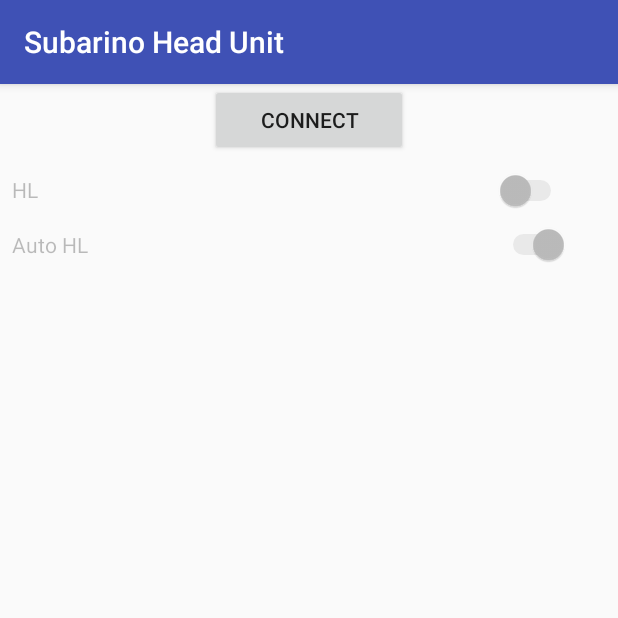
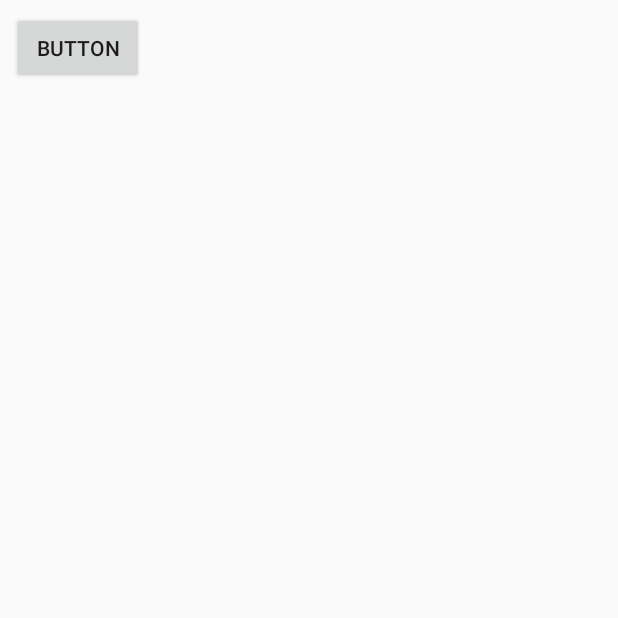
Before and after one commit to estevez-dev/Subarino, an Android app: the screen it shows after launch (MainActivity), on a phone screen of 412 x 824 dp, the top half of it. Run offline under Robolectric (Android 15) with nearby library versions, the phone set to English and light mode, and no system bars; 2 statements that could not run were skipped.

Commit message:
Images added

```diff
--- a/Head-Unit/app/src/main/AndroidManifest.xml
+++ b/Head-Unit/app/src/main/AndroidManifest.xml
@@ -9,9 +9,7 @@
         android:roundIcon="@mipmap/ic_launcher_round"
         android:supportsRtl="true"
         android:theme="@style/AppTheme">
-        <activity android:name=".MainActivity"
-            android:configChanges="orientation"
-            android:screenOrientation="portrait">
+        <activity android:name=".MainActivity">
             <intent-filter>
                 <action android:name="android.intent.action.MAIN" />
 
--- a/Head-Unit/app/src/main/java/com/yehor_vialov/subarinoheadunit/MainActivity.java
+++ b/Head-Unit/app/src/main/java/com/yehor_vialov/subarinoheadunit/MainActivity.java
@@ -7,8 +7,11 @@ import android.content.Intent;
 import android.support.v7.app.AppCompatActivity;
 import android.os.Bundle;
 import android.view.View;
+import android.view.Window;
+import android.view.WindowManager;
 import android.widget.Button;
 import android.widget.CompoundButton;
+import android.widget.ImageButton;
 import android.widget.Switch;
 import android.widget.ToggleButton;
 
@@ -25,13 +28,23 @@ public class MainActivity extends AppCompatActivity {
     BluetoothSocket btSocket = null;
     Switch swHeadlights = null;
     Switch swHLAuto = null;
+    ImageButton btnHLR = null;
 
     @Override
     protected void onCreate(Bundle savedInstanceState) {
         super.onCreate(savedInstanceState);
+
         setContentView(R.layout.activity_main);
 
-        btnConnect = (Button)findViewById(R.id.btnConnect);
+        btnHLR = (ImageButton)findViewById(R.id.btnHLR);
+
+        btnHLR.setOnClickListener(new View.OnClickListener() {
+            public void onClick(View v) {
+                ((ImageButton)v).setVisibility(View.INVISIBLE);
+            }
+        });
+
+        /*btnConnect = (Button)findViewById(R.id.btnConnect);
 
         swHeadlights = (Switch)findViewById(R.id.swHeadlights);
         swHLAuto = (Switch)findViewById(R.id.swHLAuto);
@@ -142,7 +155,7 @@ public class MainActivity extends AppCompatActivity {
                     btnConnect.setText("Connect");
                 }
             }
-        });
+        });*/
     }
 
     private void switchHLControls(boolean enabled) {
--- a/Head-Unit/app/src/main/res/layout/activity_main.xml
+++ b/Head-Unit/app/src/main/res/layout/activity_main.xml
@@ -6,36 +6,26 @@
     android:layout_height="match_parent"
     tools:context="com.yehor_vialov.subarinoheadunit.MainActivity">
 
-    <Button
-        android:id="@+id/btnConnect"
-        android:layout_width="132dp"
+    <android.support.constraint.ConstraintLayout
+        android:id="@+id/constraintLayout"
+        android:layout_width="0dp"
         android:layout_height="wrap_content"
-        android:layout_marginEnd="8dp"
-        android:layout_marginStart="8dp"
-        android:text="Connect"
         app:layout_constraintEnd_toEndOf="parent"
+        app:layout_constraintHorizontal_bias="0.0"
         app:layout_constraintStart_toStartOf="parent"
-        tools:layout_editor_absoluteY="16dp" />
+        app:layout_constraintTop_toTopOf="parent">
 
-    <Switch
-        android:id="@+id/swHeadlights"
-        android:layout_width="370dp"
-        android:layout_height="29dp"
-        android:layout_marginStart="8dp"
-        android:layout_marginTop="8dp"
-        android:text="HL"
-        app:layout_constraintStart_toStartOf="parent"
-        app:layout_constraintTop_toBottomOf="@+id/btnConnect" />
-
-    <Switch
-        android:id="@+id/swHLAuto"
-        android:layout_width="371dp"
-        android:layout_height="wrap_content"
-        android:layout_marginStart="8dp"
-        android:layout_marginTop="8dp"
-        android:checked="true"
-        android:text="Auto HL"
-        app:layout_constraintStart_toStartOf="parent"
-        app:layout_constraintTop_toBottomOf="@+id/swHeadlights" />
+        <Button
+            android:id="@+id/btnConnect"
+            android:layout_width="wrap_content"
+            android:layout_height="wrap_content"
+            android:layout_marginBottom="8dp"
+            android:layout_marginStart="8dp"
+            android:layout_marginTop="8dp"
+            android:text="Button"
+            app:layout_constraintBottom_toBottomOf="parent"
+            app:layout_constraintStart_toStartOf="parent"
+            app:layout_constraintTop_toTopOf="parent" />
+    </android.support.constraint.ConstraintLayout>
 
 </android.support.constraint.ConstraintLayout>
--- a/Head-Unit/app/src/main/res/values/styles.xml
+++ b/Head-Unit/app/src/main/res/values/styles.xml
@@ -1,7 +1,7 @@
 <resources>
 
     <!-- Base application theme. -->
-    <style name="AppTheme" parent="Theme.AppCompat.Light.DarkActionBar">
+    <style name="AppTheme" parent="Theme.AppCompat.Light.NoActionBar">
         <!-- Customize your theme here. -->
         <item name="colorPrimary">@color/colorPrimary</item>
         <item name="colorPrimaryDark">@color/colorPrimaryDark</item>
```
Also changed, not shown: Head-Unit/app/src/main/res/drawable/path4981.png (added), Head-Unit/app/src/main/res/drawable/right_hl.png (added), Head-Unit/app/src/main/res/drawable/top.svg (added).
